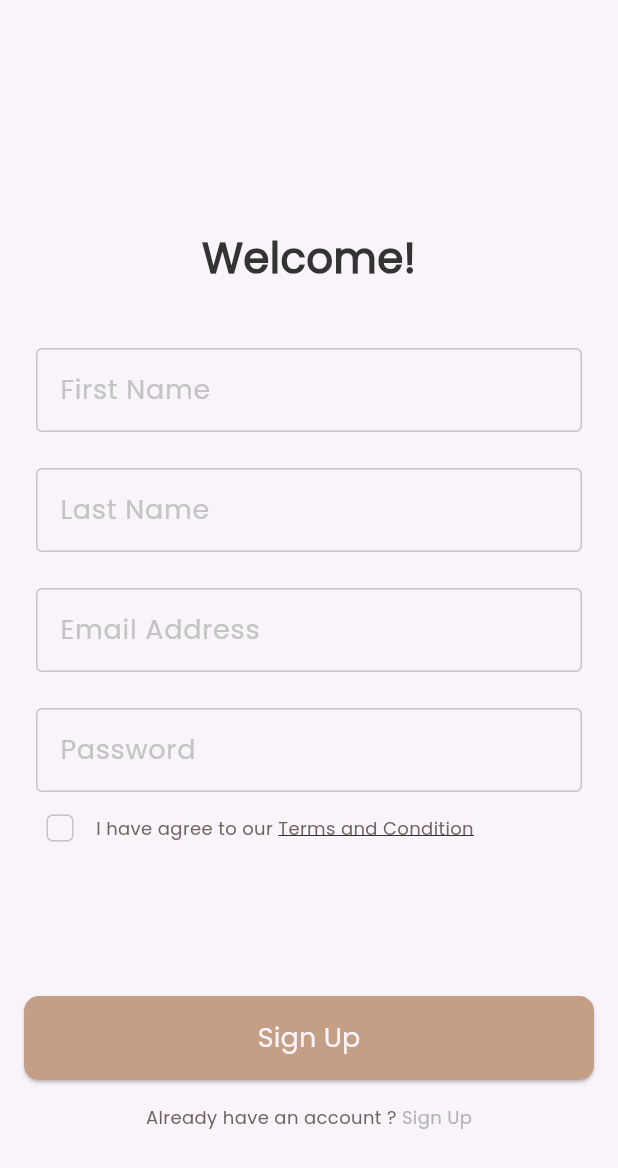
After one commit to Elnahas/dalel, a Flutter app: the screen it shows after launch, after a tap on "Skip", on a phone screen of 412 x 824 dp. The commit adds this screen. Shown: the top 1168 px of the screen. Run offline on Flutter 3.47's test engine with Material 3 defaults, Android fonts, the phone set to English and light mode, and no system bars; our stand-ins replace firebase_auth, firebase_core, flutter_bloc, get_it, go_router, shared_preferences and 1 more; accounts and stored records are empty.

Commit message:
create account with email and password

```diff
--- /dev/null
+++ b/lib/app/dalel_app.dart
@@ -0,0 +1,17 @@
+import 'package:dalel/core/routes/app_router.dart';
+import 'package:dalel/core/utils/app_colors.dart';
+import 'package:flutter/material.dart';
+
+class Dalel extends StatelessWidget {
+  const Dalel({super.key});
+
+  @override
+  Widget build(BuildContext context) {
+    return MaterialApp.router(
+
+      theme: ThemeData(scaffoldBackgroundColor: AppColors.offWhite),
+      debugShowCheckedModeBanner: false,
+      routerConfig: router,
+    );
+  }
+}
--- /dev/null
+++ b/lib/core/functions/check_state_changes.dart
@@ -0,0 +1,17 @@
+import 'package:firebase_auth/firebase_auth.dart';
+import 'package:flutter/foundation.dart';
+
+void checkStateChanges() {
+  FirebaseAuth.instance.authStateChanges().listen((User? user) {
+    if(user == null){
+      if (kDebugMode) {
+        print("user out");
+      }
+    }
+    else{
+      if (kDebugMode) {
+        print("user in");
+      }
+    }
+  });
+}
--- a/lib/features/auth/presentation/auth_cubit/cubit/cubit/auth_cubit.dart
+++ b/lib/features/auth/presentation/auth_cubit/cubit/cubit/auth_cubit.dart
@@ -1,7 +1,62 @@
+import 'package:dalel/features/auth/presentation/auth_cubit/cubit/cubit/auth_state.dart';
 
-import 'package:dalel/features/auth/presentation/auth_cubit/cubit/cubit/auth_state.dart';
+import 'package:firebase_auth/firebase_auth.dart';
+
 import 'package:flutter_bloc/flutter_bloc.dart';
 
+
 class AuthCubit extends Cubit<AuthState> {
+
   AuthCubit() : super(AuthInitial());
+
+  late String? firstName;
+  late String? lastName;
+  late String? emailAddress;
+  late String? password;
+
+
+  createUserWithEmailAndPassword() async {
+
+    try {
+
+      emit(SignupLoadingState());
+
+
+      final credential =
+
+          await FirebaseAuth.instance.createUserWithEmailAndPassword(
+
+        email: emailAddress!,
+
+        password: password!,
+
+      );
+
+
+      emit(SignupSuccessState());
+
+    } on FirebaseAuthException catch (e) {
+
+      if (e.code == 'weak-password') {
+
+        emit(SignupFailureState(
+
+            errMessage: "The password provided is too weak."));
+
+      } else if (e.code == 'email-already-in-use') {
+
+        emit(SignupFailureState(
+
+            errMessage: "The account already exists for that email."));
+
+      }
+
+    } catch (e) {
+
+      emit(SignupFailureState(errMessage: e.toString()));
+
+    }
+
+  }
+
 }
--- a/lib/features/auth/presentation/auth_cubit/cubit/cubit/auth_state.dart
+++ b/lib/features/auth/presentation/auth_cubit/cubit/cubit/auth_state.dart
@@ -1,3 +1,13 @@
 class AuthState {}
 
 final class AuthInitial extends AuthState {}
+
+final class SignupLoadingState extends AuthState {}
+
+final class SignupSuccessState extends AuthState {}
+
+final class SignupFailureState extends AuthState {
+  final String errMessage ;
+
+  SignupFailureState({required this.errMessage});
+}
--- a/lib/features/auth/presentation/views/sign_up_view.dart
+++ b/lib/features/auth/presentation/views/sign_up_view.dart
@@ -1,8 +1,6 @@
 import 'package:dalel/core/utils/app_strings.dart';
-import 'package:dalel/core/widgets/custom_button.dart';
-import 'package:dalel/features/auth/presentation/widgets/custom_text_field.dart';
+import 'package:dalel/features/auth/presentation/widgets/custom_signup_form.dart';
 import 'package:dalel/features/auth/presentation/widgets/have_an_account_widget.dart';
-import 'package:dalel/features/auth/presentation/widgets/terms_and_condition_widget.dart';
 import 'package:dalel/features/auth/presentation/widgets/welcome_text_widget.dart';
 import 'package:flutter/material.dart';
 
@@ -11,52 +9,32 @@ class SignUpView extends StatelessWidget {
 
   @override
   Widget build(BuildContext context) {
-    return Scaffold(
+    return const Scaffold(
       body: Padding(
-        padding: const EdgeInsets.symmetric(horizontal: 16),
+        padding: EdgeInsets.symmetric(horizontal: 16),
         child: SafeArea(
             child: CustomScrollView(
           slivers: [
-            const SliverToBoxAdapter(
+            SliverToBoxAdapter(
               child: SizedBox(height: 152),
             ),
-            const SliverToBoxAdapter(
+            SliverToBoxAdapter(
               child: WelcomeTextWidget(text: AppStrings.welcome),
             ),
-            const SliverToBoxAdapter(
+            SliverToBoxAdapter(
               child: SizedBox(
                 height: 16,
               ),
             ),
-            const SliverToBoxAdapter(
-              child: CustomTextField(labelText: AppStrings.firstName),
-            ),
-            const SliverToBoxAdapter(
-              child: CustomTextField(labelText: AppStrings.lastName),
-            ),
-            const SliverToBoxAdapter(
-              child: CustomTextField(labelText: AppStrings.emailAddress),
-            ),
-            const SliverToBoxAdapter(
-              child: CustomTextField(labelText: AppStrings.password),
-            ),
-            const SliverToBoxAdapter(child: TermsAndConditionWidget()),
-            const SliverToBoxAdapter(
-              child: SizedBox(
-                height: 88,
-              ),
+            SliverToBoxAdapter(
+              child: CustomSignUpForm(),
             ),
             SliverToBoxAdapter(
-                child: CustomBtn(
-              text: AppStrings.signUp,
-              onPressed: () {},
-            )),
-            const SliverToBoxAdapter(
               child: SizedBox(
                 height: 16,
               ),
             ),
-            const SliverToBoxAdapter(
+            SliverToBoxAdapter(
               child: HaveAnAccountWidget(
                 text1: AppStrings.alreadyHaveAnAccount,
                 text2: AppStrings.signUp,
--- /dev/null
+++ b/lib/features/auth/presentation/widgets/custom_signup_form.dart
@@ -0,0 +1,49 @@
+import 'package:dalel/core/utils/app_strings.dart';
+import 'package:dalel/core/widgets/custom_button.dart';
+import 'package:dalel/features/auth/presentation/auth_cubit/cubit/cubit/auth_cubit.dart';
+import 'package:dalel/features/auth/presentation/auth_cubit/cubit/cubit/auth_state.dart';
+import 'package:dalel/features/auth/presentation/widgets/custom_text_field.dart';
+import 'package:dalel/features/auth/presentation/widgets/terms_and_condition_widget.dart';
+import 'package:flutter/widgets.dart';
+import 'package:flutter_bloc/flutter_bloc.dart';
+
+class CustomSignUpForm extends StatelessWidget {
+  const CustomSignUpForm({super.key});
+
+  @override
+  Widget build(BuildContext context) {
+    return BlocConsumer<AuthCubit, AuthState>(
+      listener: (context, state) {
+        // TODO: implement listener
+      },
+      builder: (context, state) {
+        return Form(
+          child: Column(children: [
+            CustomTextFormField(labelText: AppStrings.firstName , onChanged: (firstName) {
+              BlocProvider.of<AuthCubit>(context).firstName = firstName;
+            },),
+             CustomTextFormField(labelText: AppStrings.lastName , onChanged: (lastName){
+              BlocProvider.of<AuthCubit>(context).lastName = lastName;
+             },),
+             CustomTextFormField(labelText: AppStrings.emailAddress , onChanged: (emailAddress){
+              BlocProvider.of<AuthCubit>(context).emailAddress = emailAddress;
+             },),
+             CustomTextFormField(labelText: AppStrings.password , onChanged: (password){
+              BlocProvider.of<AuthCubit>(context).password = password;
+             },),
+            const TermsAndConditionWidget(),
+            const SizedBox(
+              height: 88,
+            ),
+            CustomBtn(
+              text: AppStrings.signUp,
+              onPressed: () {
+                BlocProvider.of<AuthCubit>(context).createUserWithEmailAndPassword();
+              },
+            )
+          ]),
+        );
+      },
+    );
+  }
+}
--- a/lib/features/auth/presentation/widgets/custom_text_field.dart
+++ b/lib/features/auth/presentation/widgets/custom_text_field.dart
@@ -2,16 +2,23 @@ import 'package:dalel/core/utils/app_colors.dart';
 import 'package:dalel/core/utils/app_text_styles.dart';
 import 'package:flutter/material.dart';
 
-class CustomTextField extends StatelessWidget {
-  const CustomTextField({super.key, required this.labelText});
+class CustomTextFormField extends StatelessWidget {
+  const CustomTextFormField(
+      {super.key,
+      required this.labelText,
+      this.onChanged,
+      this.onFieldSubmitted});
 
   final String labelText;
-
+  final Function(String)? onChanged;
+  final Function(String)? onFieldSubmitted;
   @override
   Widget build(BuildContext context) {
     return Padding(
-      padding: const EdgeInsets.only(left: 8.0 , right: 8.0 , top: 24.0),
-      child: TextField(
+      padding: const EdgeInsets.only(left: 8.0, right: 8.0, top: 24.0),
+      child: TextFormField(
+        onChanged: onChanged,
+        onFieldSubmitted: onFieldSubmitted,
         decoration: InputDecoration(
             labelText: labelText,
             labelStyle: CustomTextStyles.poppins500style18,
--- a/lib/main.dart
+++ b/lib/main.dart
@@ -1,7 +1,7 @@
+import 'package:dalel/app/dalel_app.dart';
 import 'package:dalel/core/database/cache/cache_helper.dart';
-import 'package:dalel/core/routes/app_router.dart';
+import 'package:dalel/core/functions/check_state_changes.dart';
 import 'package:dalel/core/services/service_locator.dart';
-import 'package:dalel/core/utils/app_colors.dart';
 import 'package:dalel/firebase_options.dart';
 import 'package:firebase_core/firebase_core.dart';
 import 'package:flutter/material.dart';
@@ -13,19 +13,10 @@ void main() async {
   );
   setupServiceLocator();
  await getIt<CacheHelper>().init();
+
+
+  checkStateChanges();
+
+
   runApp(const Dalel());
 }
-
-class Dalel extends StatelessWidget {
-  const Dalel({super.key});
-
-  @override
-  Widget build(BuildContext context) {
-    return MaterialApp.router(
-
-      theme: ThemeData(scaffoldBackgroundColor: AppColors.offWhite),
-      debugShowCheckedModeBanner: false,
-      routerConfig: router,
-    );
-  }
-}
--- a/pubspec.yaml
+++ b/pubspec.yaml
@@ -29,6 +29,7 @@ environment:
 # versions available, run `flutter pub outdated`.
 dependencies:
   cupertino_icons: ^1.0.6
+  firebase_auth: ^4.17.3
   firebase_core: ^2.25.3
   flutter:
     sdk: flutter
```
Also changed, not shown: pubspec.lock, 3 other files.
